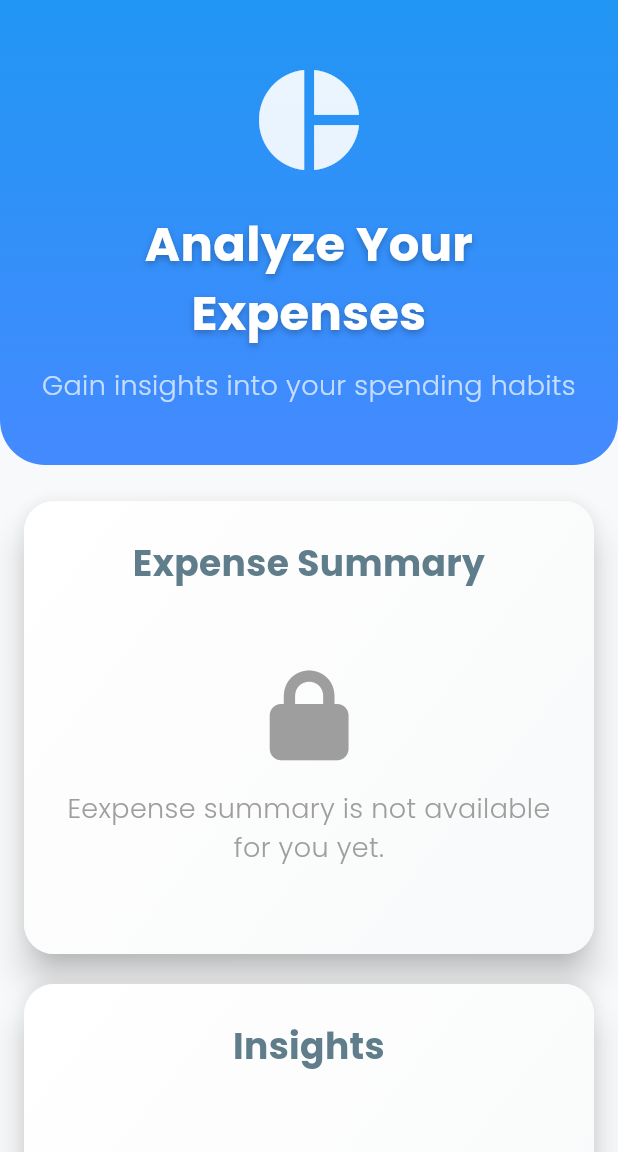
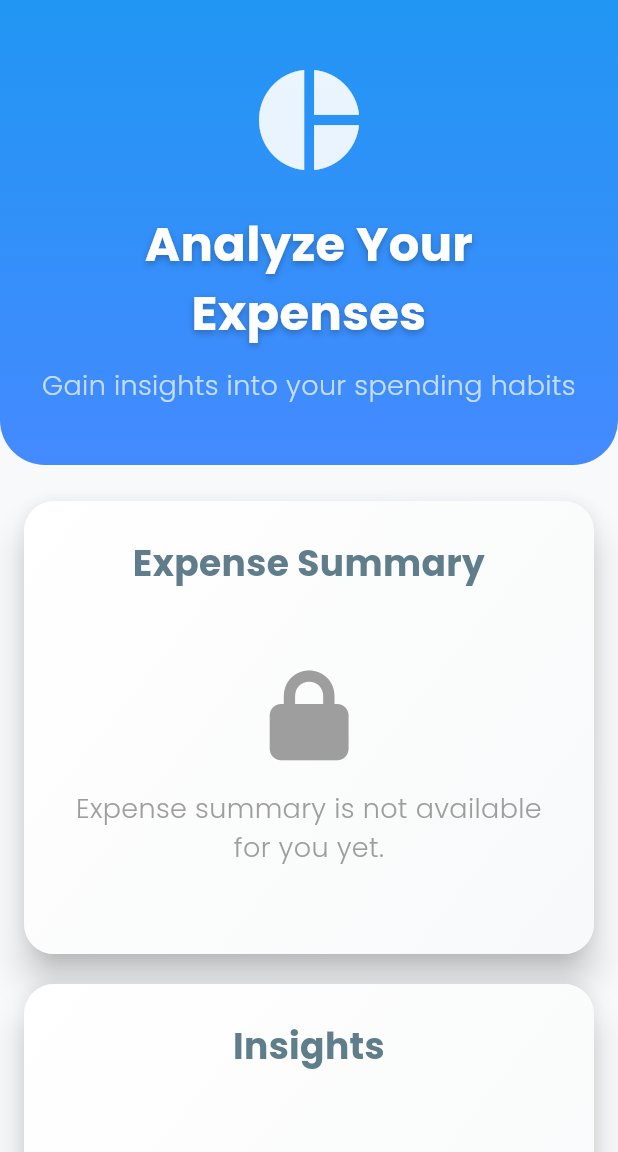
Before and after one commit to Mohamed-Samehh/Financial-Advisor, a Flutter app: the AnalyzeExpensesScreen screen opened by its route, on a phone screen of 412 x 824 dp, the part 84-1236 px from its top. Run offline on Flutter 3.47's test engine with Material 3 defaults, Android fonts, the light colour scheme and no system bars; our stand-ins replace device_preview, fl_chart, font_awesome_flutter, go_router, google_fonts, shared_preferences; accounts and stored records are empty; network calls fail.

Commit message:
Update analyze_expenses_screen.dart

```diff
--- a/Flutter/lib/screens/analyze_expenses_screen.dart
+++ b/Flutter/lib/screens/analyze_expenses_screen.dart
@@ -280,7 +280,7 @@ class _AnalyzeExpensesScreenState extends State<AnalyzeExpensesScreen> {
               child:
                   analysis['monthly_budget'] == null
                       ? _buildLocked(
-                        'Eexpense summary is not available for you yet.',
+                        'Expense summary is not available for you yet.',
                       )
                       : _buildExpenseSummary(),
             ),
```
